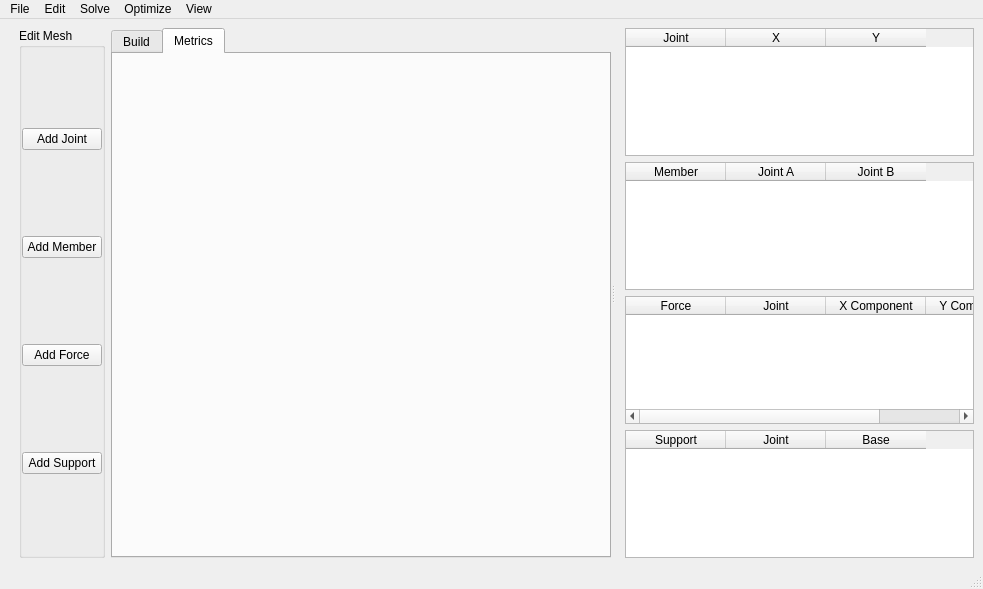
Qt form mainwindow.ui (levirogalla/truss-gui) before a commit.
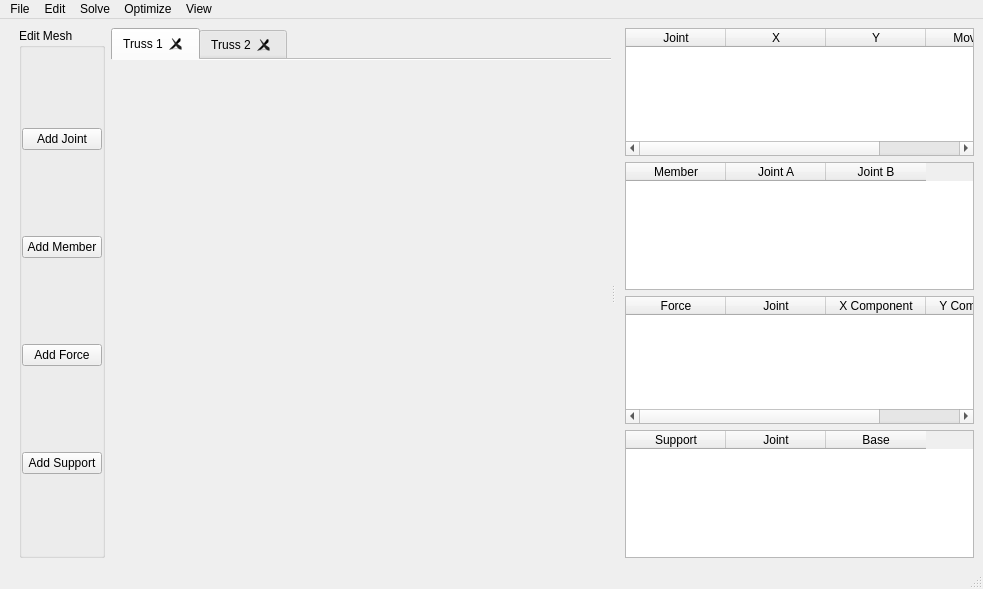
The same form after that commit. The open tabs and pages were chosen to show the change. Custom widgets are drawn as their Qt base class.

```diff
--- a/mainwindow.ui
+++ b/mainwindow.ui
@@ -166,6 +166,9 @@
        <property name="mouseTracking">
         <bool>true</bool>
        </property>
+       <property name="autoFillBackground">
+        <bool>false</bool>
+       </property>
        <property name="tabShape">
         <enum>QTabWidget::Rounded</enum>
        </property>
@@ -173,13 +176,19 @@
         <number>0</number>
        </property>
        <property name="elideMode">
-        <enum>Qt::ElideRight</enum>
+        <enum>Qt::ElideLeft</enum>
+       </property>
+       <property name="usesScrollButtons">
+        <bool>false</bool>
+       </property>
+       <property name="documentMode">
+        <bool>true</bool>
        </property>
        <property name="tabsClosable">
-        <bool>false</bool>
+        <bool>true</bool>
        </property>
        <property name="movable">
-        <bool>false</bool>
+        <bool>true</bool>
        </property>
        <property name="tabBarAutoHide">
         <bool>false</bool>
@@ -192,10 +201,10 @@
          </sizepolicy>
         </property>
         <attribute name="title">
-         <string>Build</string>
+         <string>Truss 1</string>
         </attribute>
        </widget>
-       <widget class="QWidget" name="optimize">
+       <widget class="TrussWidget" name="truss2">
         <property name="sizePolicy">
          <sizepolicy hsizetype="Preferred" vsizetype="Preferred">
           <horstretch>0</horstretch>
@@ -203,9 +212,8 @@
          </sizepolicy>
         </property>
         <attribute name="title">
-         <string>Metrics</string>
+         <string>Truss 2</string>
         </attribute>
-        <layout class="QGridLayout" name="gridLayout_2"/>
        </widget>
       </widget>
       <widget class="QWidget" name="infoWidget" native="true">
@@ -245,6 +253,11 @@
             <string>Y</string>
            </property>
           </column>
+          <column>
+           <property name="text">
+            <string>Movable</string>
+           </property>
+          </column>
          </widget>
         </item>
         <item>
```
Left out of the diff: 35 changed lines with no effect on the pictures.
